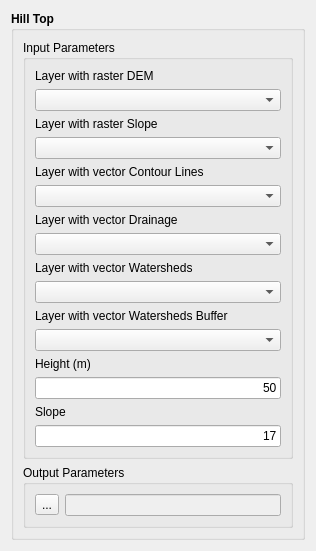
First picture: the form in src/qt/ui/HillTopWidgetForm.ui, repository ericabreu82/tv5_app, before the edit.
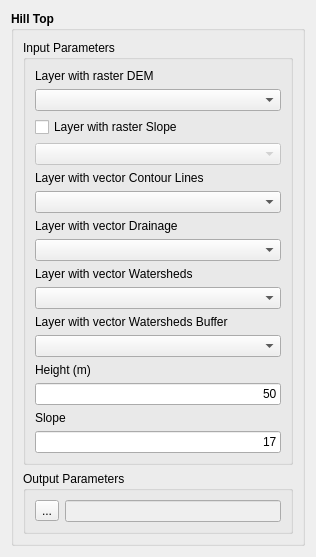
Second picture: the form after the edit.

What changed in the file:
```diff
--- a/src/qt/ui/HillTopWidgetForm.ui
+++ b/src/qt/ui/HillTopWidgetForm.ui
@@ -7,7 +7,7 @@
     <x>0</x>
     <y>0</y>
     <width>316</width>
-    <height>343</height>
+    <height>541</height>
    </rect>
   </property>
   <property name="windowTitle">
@@ -64,7 +64,7 @@
                <item row="1" column="0">
                 <layout class="QGridLayout" name="gridLayout_4">
                  <item row="0" column="0">
-                  <widget class="QLabel" name="label_3">
+                  <widget class="QCheckBox" name="m_layerSlopeCheckBox">
                    <property name="text">
                     <string>Layer with raster Slope</string>
                    </property>
@@ -73,7 +73,11 @@
                  <item row="1" column="0">
                   <layout class="QGridLayout" name="gridLayout_3">
                    <item row="0" column="0">
-                    <widget class="QComboBox" name="m_slopeLayerComboBox"/>
+                    <widget class="QComboBox" name="m_slopeLayerComboBox">
+                     <property name="enabled">
+                      <bool>false</bool>
+                     </property>
+                    </widget>
                    </item>
                   </layout>
                  </item>
```
Left out of the diff: 21 changed lines with no effect on the pictures.
